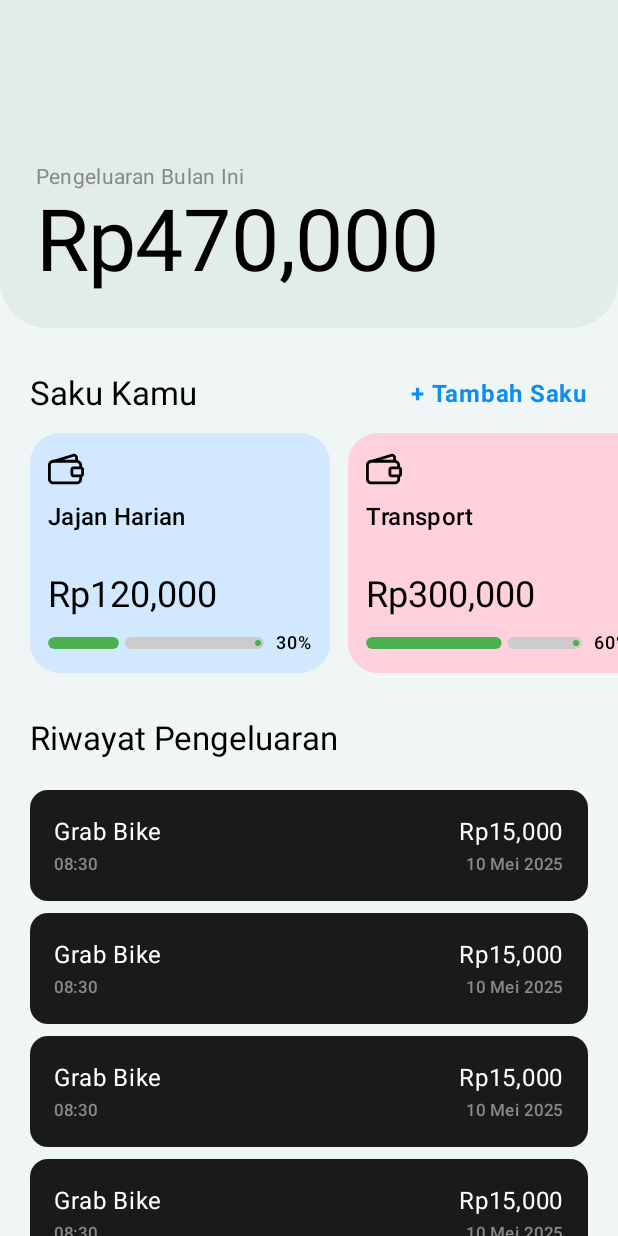
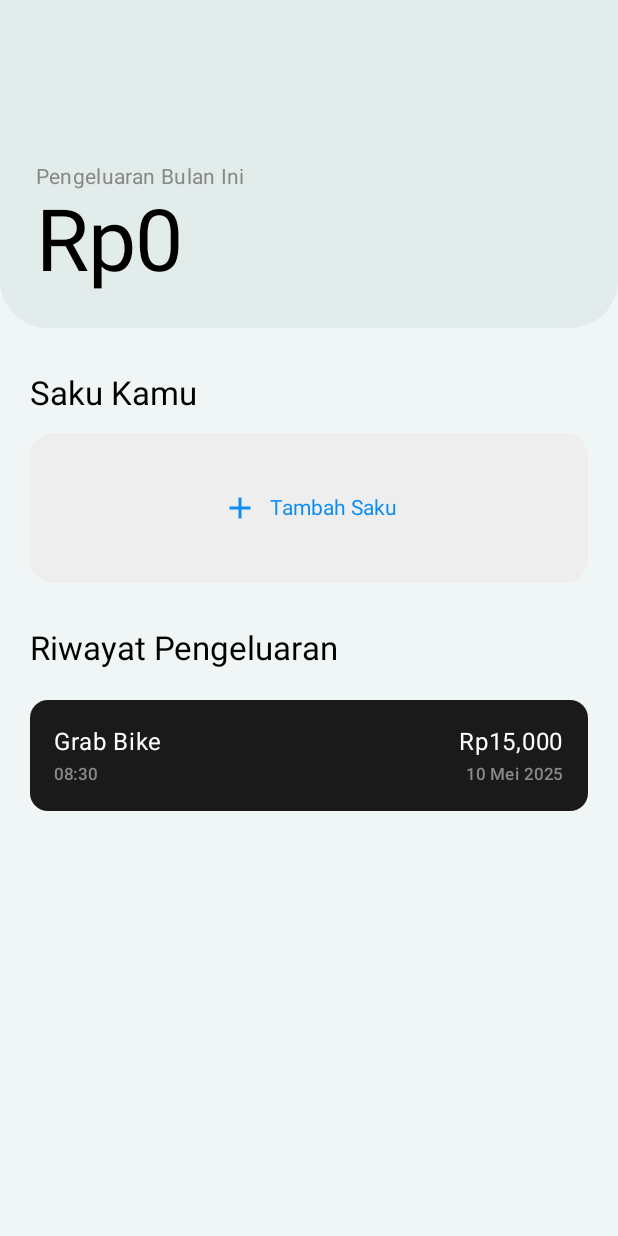
Before and after one commit to akimabs/artha, an Android app built with Jetpack Compose: the screen it shows after launch (MainActivity), on a phone screen of 412 x 824 dp. Run offline under Robolectric (Android 15) with nearby library versions, the phone set to English and light mode, and no system bars.

```diff
--- a/app/src/main/java/com/example/artha/ui/screen/AddPocketBottomSheet.kt
+++ b/app/src/main/java/com/example/artha/ui/screen/AddPocketBottomSheet.kt
@@ -32,7 +32,6 @@ fun AddPocketBottomSheet(
     var title by remember { mutableStateOf(TextFieldValue("")) }
     var target by remember { mutableStateOf(TextFieldValue("")) }
     val isFormValid = title.text.isNotBlank() && target.text.contains(Regex("\\d"))
-    val interactionSource = remember { MutableInteractionSource() }
 
     Surface(
         shape = RoundedCornerShape(topStart = 24.dp, topEnd = 24.dp),
--- a/app/src/main/java/com/example/artha/ui/screen/HomeDashboard.kt
+++ b/app/src/main/java/com/example/artha/ui/screen/HomeDashboard.kt
@@ -24,26 +24,12 @@ import kotlinx.coroutines.delay
 @OptIn(ExperimentalMaterial3Api::class)
 @Composable
 fun HomeDashboard() {
-    var pocketList by remember {
-        mutableStateOf(
-            listOf(
-                PocketData("Jajan Harian", 120_000, Color(0xFFD1E8FF), 30),
-                PocketData("Transport", 300_000, Color(0xFFFFD1DC), 60),
-                PocketData("Kopi", 50_000, Color(0xFFCFFFE0), 10)
-            )
+    var pocketList by remember { mutableStateOf(emptyList<PocketData>()) }
+    val historyList = remember {
+        mutableStateListOf<HistoryItemData>(
+            HistoryItemData("Grab Bike", 15000, "08:30", "10 Mei 2025"),
         )
     }
-
-    val historyList = listOf(
-        HistoryItemData("Grab Bike", 15000, "08:30", "10 Mei 2025"),
-        HistoryItemData("Grab Bike", 15000, "08:30", "10 Mei 2025"),
-        HistoryItemData("Grab Bike", 15000, "08:30", "10 Mei 2025"),
-        HistoryItemData("Grab Bike", 15000, "08:30", "10 Mei 2025"),
-        HistoryItemData("Grab Bike", 15000, "08:30", "10 Mei 2025"),
-        HistoryItemData("Grab Bike", 15000, "08:30", "10 Mei 2025"),
-        HistoryItemData("Nasi Goreng", 25000, "12:45", "10 Mei 2025"),
-        HistoryItemData("Starbucks", 42000, "16:20", "09 Mei 2025")
-    )
 
     val totalPengeluaran = pocketList.sumOf { it.amount }
     val bottomSheetState = rememberModalBottomSheetState(skipPartiallyExpanded = true)
@@ -120,6 +106,7 @@ fun HomeDashboard() {
                     verticalAlignment = Alignment.CenterVertically
                 ) {
                     Text("Saku Kamu", style = MaterialTheme.typography.titleLarge)
+                    if(!pocketList.isEmpty()){
                         Text(
                             "+ Tambah Saku",
                             style = MaterialTheme.typography.labelMedium.copy(
@@ -129,6 +116,7 @@ fun HomeDashboard() {
                             color = Color(0xFF0D8CF2),
                             modifier = Modifier.clickable { showBottomSheet = true }
                         )
+                    }
                 }
             }
 
```
Lines whose indentation alone changed are shown as unchanged.
